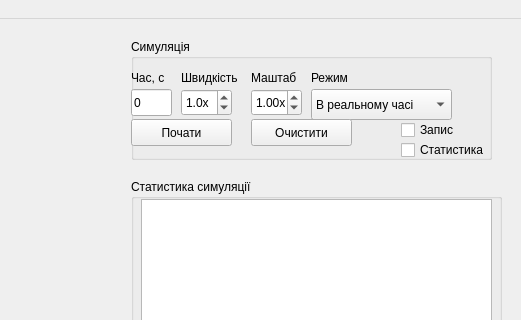
Before: the Qt Designer form mainwindow.ui in mevv/crowd, drawn with Qt 5; both pictures show x 479 to 1000 and y 0 to 320 of the 1000 by 625 pixel window.
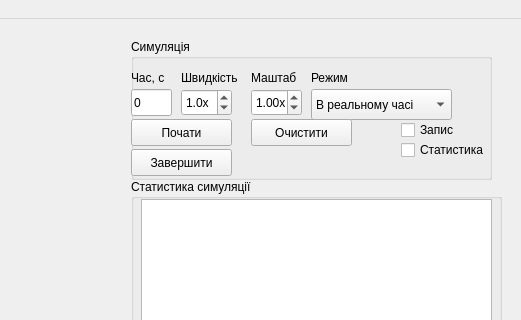
After: the same form once the commit is applied.

What changed in the file:
```diff
--- a/mainwindow.ui
+++ b/mainwindow.ui
@@ -41,7 +41,7 @@
       <x>610</x>
       <y>20</y>
       <width>361</width>
-      <height>121</height>
+      <height>141</height>
      </rect>
     </property>
     <property name="title">
@@ -245,6 +245,25 @@
       <string>Очистити</string>
      </property>
     </widget>
+    <widget class="QPushButton" name="endButton">
+     <property name="geometry">
+      <rect>
+       <x>0</x>
+       <y>110</y>
+       <width>101</width>
+       <height>27</height>
+      </rect>
+     </property>
+     <property name="focusPolicy">
+      <enum>Qt::NoFocus</enum>
+     </property>
+     <property name="layoutDirection">
+      <enum>Qt::LeftToRight</enum>
+     </property>
+     <property name="text">
+      <string>Завершити</string>
+     </property>
+    </widget>
    </widget>
    <widget class="QGroupBox" name="stat_groupBox">
     <property name="geometry">
```
Left out of the diff: 2 changed lines with no effect on the pictures.
